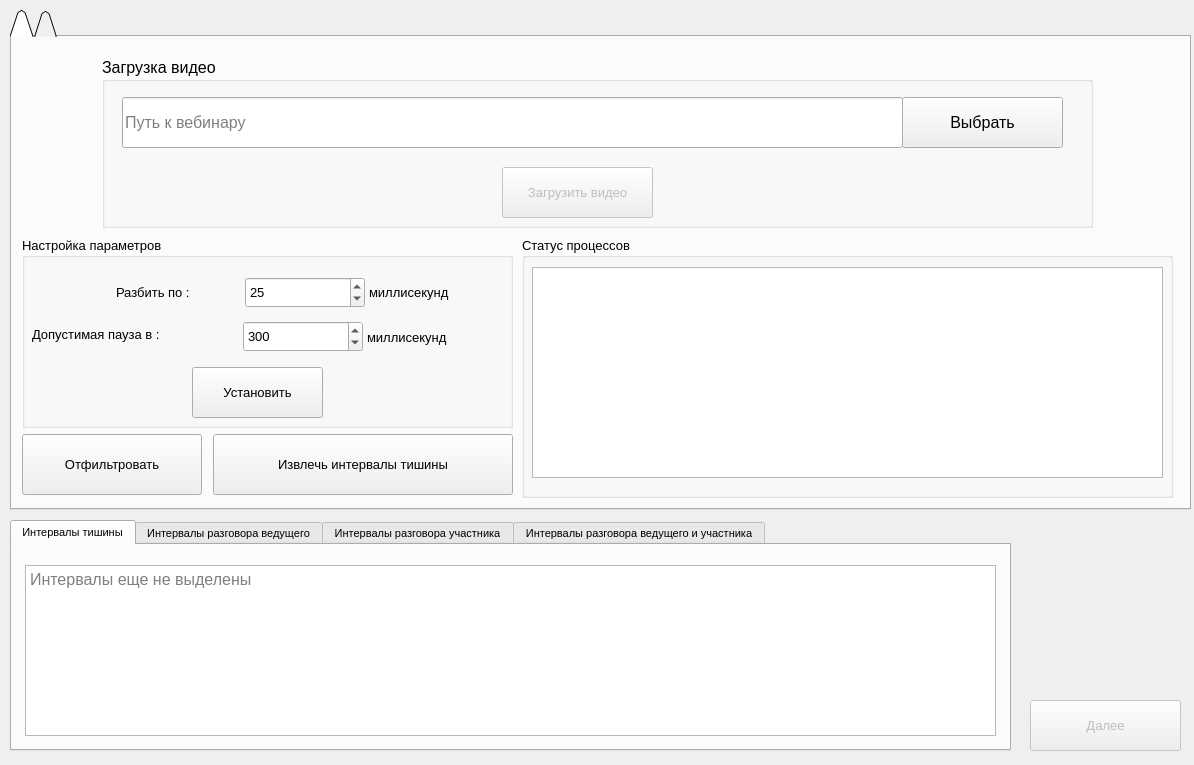
Before: the Qt Designer form Code Python/gmm_ubm/RESULT/gui/standart_window.ui in JustBeslan/Diplom, drawn with Qt 5.
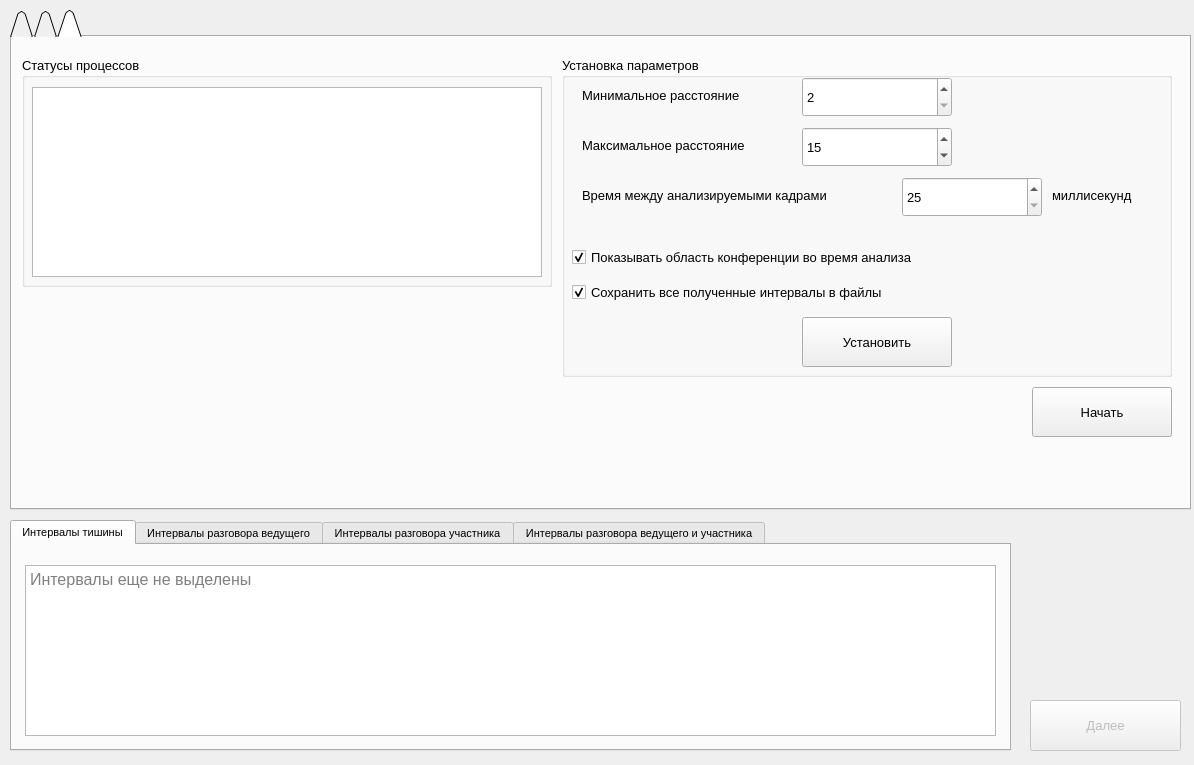
After: the same form once the commit is applied. The open tabs and pages were chosen to show the change.

```diff
--- a/Code Python/gmm_ubm/RESULT/gui/standart_window.ui
+++ b/Code Python/gmm_ubm/RESULT/gui/standart_window.ui
@@ -94,14 +94,14 @@
       </rect>
      </property>
      <property name="title">
-      <string>Настройка параметров</string>
+      <string>Установка параметров</string>
      </property>
      <widget class="QLabel" name="label">
       <property name="geometry">
        <rect>
-        <x>94</x>
+        <x>120</x>
         <y>40</y>
-        <width>130</width>
+        <width>100</width>
         <height>31</height>
        </rect>
       </property>
@@ -157,9 +157,9 @@
      <widget class="QLabel" name="label_3">
       <property name="geometry">
        <rect>
-        <x>10</x>
+        <x>50</x>
         <y>82</y>
-        <width>210</width>
+        <width>170</width>
         <height>30</height>
        </rect>
       </property>
@@ -679,6 +679,237 @@
        <string>Тренировать</string>
       </property>
      </widget>
+     <widget class="QTimeEdit" name="fromIntervalPresenter_timeEdit">
+      <property name="geometry">
+       <rect>
+        <x>70</x>
+        <y>50</y>
+        <width>150</width>
+        <height>40</height>
+       </rect>
+      </property>
+      <property name="displayFormat">
+       <string>HH.mm.ss.zzz</string>
+      </property>
+     </widget>
+     <widget class="QTimeEdit" name="toIntervalPresenter_timeEdit">
+      <property name="geometry">
+       <rect>
+        <x>280</x>
+        <y>50</y>
+        <width>150</width>
+        <height>40</height>
+       </rect>
+      </property>
+      <property name="displayFormat">
+       <string>HH.mm.ss.zzz</string>
+      </property>
+     </widget>
+    </widget>
+   </widget>
+   <widget class="QWidget" name="tab">
+    <attribute name="title">
+     <string/>
+    </attribute>
+    <widget class="QGroupBox" name="statusProcesses_groupBox_3">
+     <property name="geometry">
+      <rect>
+       <x>10</x>
+       <y>20</y>
+       <width>530</width>
+       <height>230</height>
+      </rect>
+     </property>
+     <property name="title">
+      <string>Статусы процессов</string>
+     </property>
+     <widget class="QTextEdit" name="textBox_status_3">
+      <property name="geometry">
+       <rect>
+        <x>10</x>
+        <y>30</y>
+        <width>510</width>
+        <height>190</height>
+       </rect>
+      </property>
+      <property name="readOnly">
+       <bool>true</bool>
+      </property>
+     </widget>
+    </widget>
+    <widget class="QGroupBox" name="setParameters_groupBox">
+     <property name="geometry">
+      <rect>
+       <x>550</x>
+       <y>20</y>
+       <width>610</width>
+       <height>320</height>
+      </rect>
+     </property>
+     <property name="title">
+      <string>Установка параметров</string>
+     </property>
+     <widget class="QLabel" name="label_9">
+      <property name="geometry">
+       <rect>
+        <x>20</x>
+        <y>30</y>
+        <width>210</width>
+        <height>17</height>
+       </rect>
+      </property>
+      <property name="text">
+       <string>Минимальное расстояние</string>
+      </property>
+     </widget>
+     <widget class="QSpinBox" name="minDistance_spinBox">
+      <property name="geometry">
+       <rect>
+        <x>240</x>
+        <y>20</y>
+        <width>150</width>
+        <height>40</height>
+       </rect>
+      </property>
+      <property name="minimum">
+       <number>2</number>
+      </property>
+      <property name="maximum">
+       <number>5</number>
+      </property>
+     </widget>
+     <widget class="QLabel" name="label_10">
+      <property name="geometry">
+       <rect>
+        <x>20</x>
+        <y>80</y>
+        <width>210</width>
+        <height>17</height>
+       </rect>
+      </property>
+      <property name="text">
+       <string>Максимальное расстояние</string>
+      </property>
+     </widget>
+     <widget class="QSpinBox" name="maxDistance_spinBox">
+      <property name="geometry">
+       <rect>
+        <x>240</x>
+        <y>70</y>
+        <width>150</width>
+        <height>40</height>
+       </rect>
+      </property>
+      <property name="minimum">
+       <number>7</number>
+      </property>
+      <property name="maximum">
+       <number>20</number>
+      </property>
+      <property name="value">
+       <number>15</number>
+      </property>
+     </widget>
+     <widget class="QPushButton" name="setParameters_button">
+      <property name="geometry">
+       <rect>
+        <x>240</x>
+        <y>260</y>
+        <width>150</width>
+        <height>50</height>
+       </rect>
+      </property>
+      <property name="text">
+       <string>Установить</string>
+      </property>
+     </widget>
+     <widget class="QCheckBox" name="showRegionConference_checkBox">
+      <property name="geometry">
+       <rect>
+        <x>10</x>
+        <y>190</y>
+        <width>440</width>
+        <height>21</height>
+       </rect>
+      </property>
+      <property name="text">
+       <string>Показывать область конференции во время анализа</string>
+      </property>
+      <property name="checked">
+       <bool>true</bool>
+      </property>
+     </widget>
+     <widget class="QCheckBox" name="saveAllIntervalsInFiles_checkBox">
+      <property name="geometry">
+       <rect>
+        <x>10</x>
+        <y>220</y>
+        <width>400</width>
+        <height>31</height>
+       </rect>
+      </property>
+      <property name="text">
+       <string>Сохранить все полученные интервалы в файлы</string>
+      </property>
+      <property name="checked">
+       <bool>true</bool>
+      </property>
+     </widget>
+     <widget class="QLabel" name="label_11">
+      <property name="geometry">
+       <rect>
+        <x>20</x>
+        <y>130</y>
+        <width>320</width>
+        <height>17</height>
+       </rect>
+      </property>
+      <property name="text">
+       <string>Время между анализируемыми кадрами</string>
+      </property>
+     </widget>
+     <widget class="QSpinBox" name="timeBetweenFrames_spinBox">
+      <property name="geometry">
+       <rect>
+        <x>340</x>
+        <y>120</y>
+        <width>140</width>
+        <height>40</height>
+       </rect>
+      </property>
+      <property name="minimum">
+       <number>25</number>
+      </property>
+      <property name="maximum">
+       <number>1000</number>
+      </property>
+     </widget>
+     <widget class="QLabel" name="label_12">
+      <property name="geometry">
+       <rect>
+        <x>490</x>
+        <y>130</y>
+        <width>110</width>
+        <height>17</height>
+       </rect>
+      </property>
+      <property name="text">
+       <string>миллисекунд</string>
+      </property>
+     </widget>
+    </widget>
+    <widget class="QPushButton" name="startVideoAnalyze_button">
+     <property name="geometry">
+      <rect>
+       <x>1020</x>
+       <y>350</y>
+       <width>140</width>
+       <height>50</height>
+      </rect>
+     </property>
+     <property name="text">
+      <string>Начать</string>
+     </property>
     </widget>
    </widget>
   </widget>
```
Left out of the diff: 56 changed lines with no effect on the pictures.
